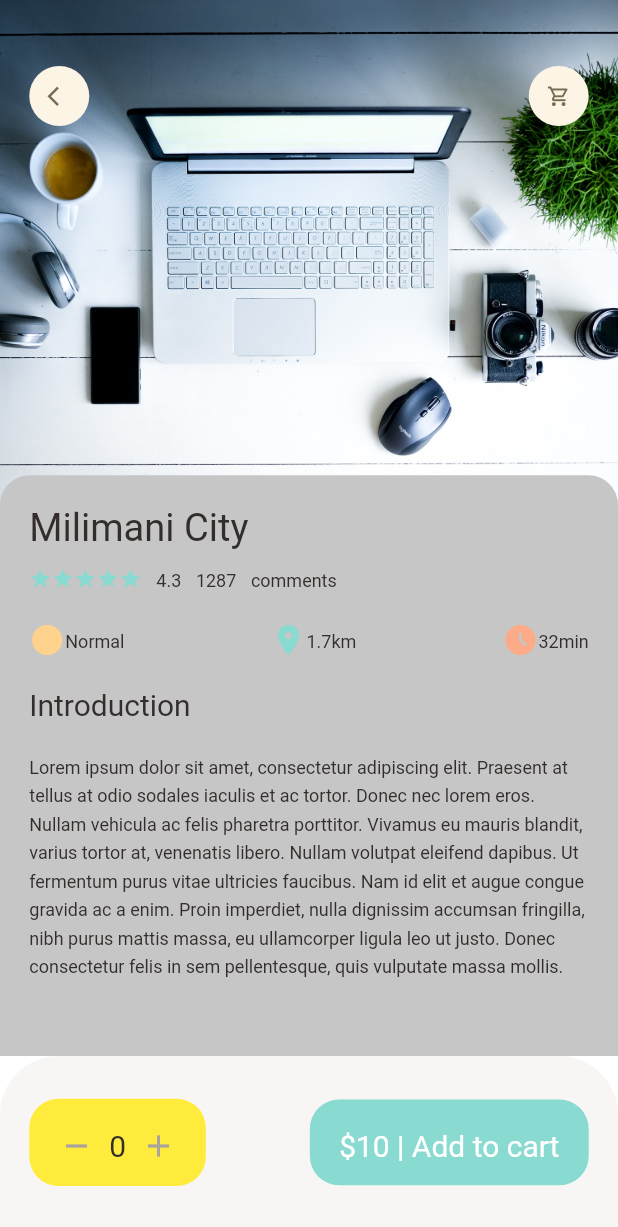
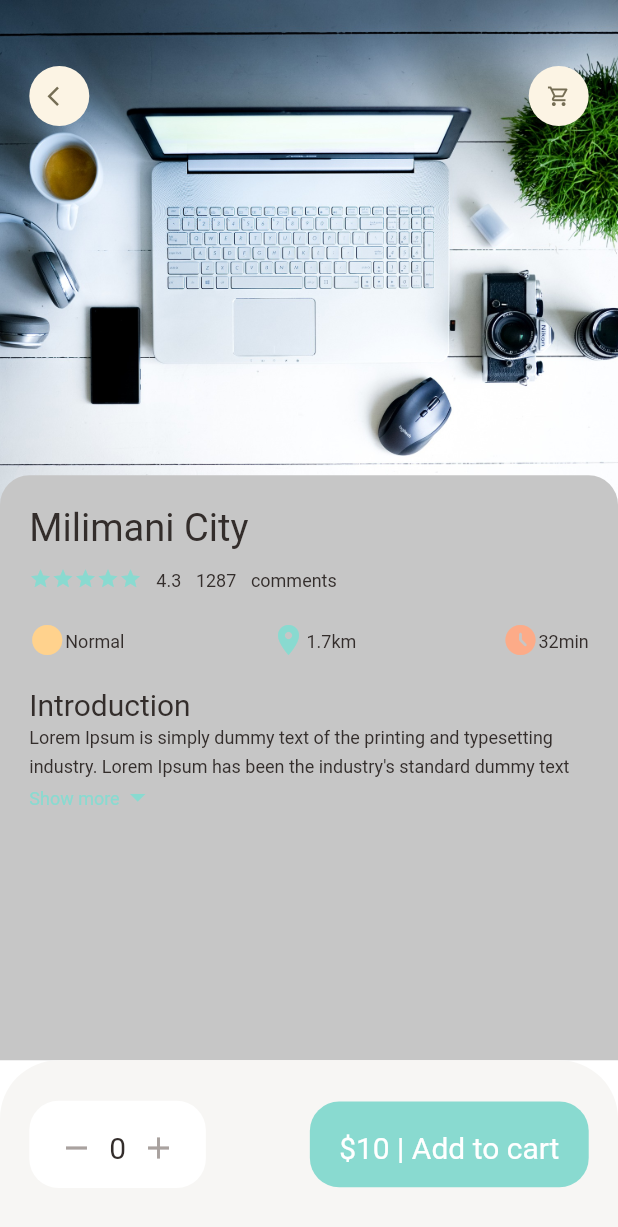
Before and after one commit to johngolem/Turaco, a Flutter app: the screen it shows after launch, on a phone screen of 412 x 824 dp. Shown: the top 1227 px of the screen. Run offline on Flutter 3.47's test engine with Material 2 defaults, Android fonts, the phone set to English and light mode, and no system bars; our stand-ins replace dots_indicator, get.

Commit message:
work on expandable text widget that has details regarding the products/shops

```diff
--- a/lib/pages/product/popular_product_detail.dart
+++ b/lib/pages/product/popular_product_detail.dart
@@ -1,8 +1,11 @@
+// ignore_for_file: prefer_const_constructors
+
 import 'package:flutter/material.dart';
 import 'package:turac/utils/dimensions.dart';
 import 'package:turac/widgets/appIcon.dart';
 import 'package:turac/widgets/app_column.dart';
 import 'package:turac/widgets/paragraph_text.dart';
+import 'package:turac/widgets/product_text_detail.dart';
 
 import '../../utils/colors.dart';
 import '../../widgets/big_text.dart';
@@ -20,6 +23,7 @@ class PopularProductDetail extends StatelessWidget {
       backgroundColor: Colors.white,
       body: Stack(
         children: [
+          // first is the background image
           Positioned(
             left:0,
             right: 0,
@@ -38,6 +42,7 @@ class PopularProductDetail extends StatelessWidget {
 
 
           )),
+          // icon widget
           Positioned(
             top:Dimensions.height45,
             left:Dimensions.width20,
@@ -51,6 +56,8 @@ class PopularProductDetail extends StatelessWidget {
             ],
 
           )),
+         //intro to product detail;
+         // expandable text
           Positioned(
             left: 0,
             right: 0,
@@ -73,18 +80,20 @@ class PopularProductDetail extends StatelessWidget {
                    AppColumn(text:"Milimani City", rating: "4.3",),
                    SizedBox(height: Dimensions.height20,),
                    BigText(text: "Introduction"),
-                   SizedBox(height: Dimensions.height20,),
-                   ParagraphText(text: "Lorem ipsum dolor sit amet, consectetur adipiscing elit. Praesent at tellus at odio sodales iaculis et ac tortor. Donec nec lorem eros. Nullam vehicula ac felis pharetra porttitor. Vivamus eu mauris blandit, varius tortor at, venenatis libero. Nullam volutpat eleifend dapibus. Ut fermentum purus vitae ultricies faucibus. Nam id elit et augue congue gravida ac a enim. Proin imperdiet, nulla dignissim accumsan fringilla, nibh purus mattis massa, eu ullamcorper ligula leo ut justo. Donec consectetur felis in sem pellentesque, quis vulputate massa mollis. Mauris in nisl eu magna luctus gravida quis non erat. Quisque eget luctus urna, vitae blandit eros. Ut gravida quam nulla, non eleifend dui ullamcorper quis. Phasellus tempus volutpat venenatis. Aliquam varius elit vitae augue condimentum rhoncus. Sed posuere elit leo, ut vestibulum tortor ullamcorper sed. Quisque porta ex eros, at auctor ligula volutpat eu.")
+                  //  SizedBox(height: Dimensions.height20,),
+                   Expanded(child: SingleChildScrollView(child: ExpandableTextWidget(text: "Lorem Ipsum is simply dummy text of the printing and typesetting industry. Lorem Ipsum has been the industry's standard dummy text ever since the 1500s, when an unknown printer took a galley of type and scrambled it to make a type specimen book. It has survived not only five centuries, but also the leap into electronic typesetting, remaining essentially unchanged. It was popularised in the 1960s with the release of Letraset sheets containing Lorem Ipsum passages, and more recently with desktop publishing software like Aldus PageMaker including versions of Lorem Ipsum Contrary to popular belief, Lorem Ipsum is not simply random text. It has roots in a piece of classical Latin literature from 45 BC, making it over 2000 years old. Richard McClintock, a Latin professor at Hampden-Sydney College in Virginia, looked up one of the more obscure Latin words, consectetur, from a Lorem Ipsum passage, and going through the cites of the word in classical literature, discovered the undoubtable source. Lorem Ipsum comes from sections 1.10.32 and 1.10.33 of de Finibus Bonorum et Malorum The Extremes of Good and Evil) by Cicero, written in 45 BC. This book is a treatise on the theory of ethics, very popular during the Renaissance. The first line of Lorem Ipsum, Lorem ipsum dolor sit amet., comes from a line in section 1.10.32."))),
 
 
 
                  ],)
                  )
                  ),
+
+
         ],
       ),
       bottomNavigationBar: Container(
-        height: 120,
+        height: Dimensions.bottomHeightBar,
         padding: EdgeInsets.only(top: Dimensions.height20, bottom: Dimensions.height25,left: Dimensions.width20,right: Dimensions.width20),
         decoration: BoxDecoration(
           color: AppColors.buttonBackgroundColor,
@@ -102,7 +111,7 @@ class PopularProductDetail extends StatelessWidget {
           padding: EdgeInsets.only(top: Dimensions.height20, bottom: Dimensions.height15, left: Dimensions.width20, right: Dimensions.width20),
           decoration: BoxDecoration(
             borderRadius:BorderRadius.circular(Dimensions.radius20),
-            color: Colors.yellow,
+            color: Colors.white,
           ),
           child: Row(
             children: [
--- a/lib/utils/dimensions.dart
+++ b/lib/utils/dimensions.dart
@@ -54,9 +54,9 @@ static double listViewTxtContsize = screenWidth / 3.9;
 
 static double popProductImgSize = screenHeight / 2.41;
 
+//bottom height
 
-
-
+static double bottomHeightBar = screenHeight / 7.03;
 
 
 
--- /dev/null
+++ b/lib/widgets/product_text_detail.dart
@@ -0,0 +1,68 @@
+import 'package:flutter/material.dart';
+import 'package:turac/utils/colors.dart';
+import 'package:turac/utils/dimensions.dart';
+import 'package:turac/widgets/small_text.dart';
+
+class ExpandableTextWidget extends StatefulWidget {
+  final String text;
+
+  const ExpandableTextWidget({Key? key, required this.text}) : super(key: key);
+
+  @override
+  State<ExpandableTextWidget> createState() => _ExpandableTextWidgetState();
+}
+
+class _ExpandableTextWidgetState extends State<ExpandableTextWidget> {
+  late String firstHalf;
+  late String secondHalf;
+
+  bool hiddenText = true;
+  double textHeight = Dimensions.screenHeight / 5.63;
+
+  @override
+  void initState() {
+    super.initState();
+    if (widget.text.length > textHeight) {
+      firstHalf = widget.text.substring(0, textHeight.toInt());
+      secondHalf =
+          widget.text.substring(textHeight.toInt() + 1, widget.text.length);
+    } else {
+      firstHalf = widget.text;
+      secondHalf = "";
+    }
+  }
+
+  @override
+  Widget build(BuildContext context) {
+    return Container(
+      child: secondHalf.isEmpty
+          ? SmallText(text: firstHalf)
+          : Column(
+              children: [
+                SmallText(
+                    text: hiddenText
+                        ? (firstHalf + "...")
+                        : (firstHalf + secondHalf)),
+                InkWell(
+                  onTap: () {
+                    setState(() {
+                      hiddenText = !hiddenText;
+                    });
+                  },
+                  child: Row(
+                    children: [
+                      SmallText(
+                        text: "Show more",
+                        color: AppColors.mainColor,
+                      ),
+                      Icon(hiddenText?Icons.arrow_drop_down:Icons.arrow_drop_up,
+                        color: AppColors.mainColor,
+                      )
+                    ],
+                  ),
+                )
+              ],
+            ),
+    );
+  }
+}
```
